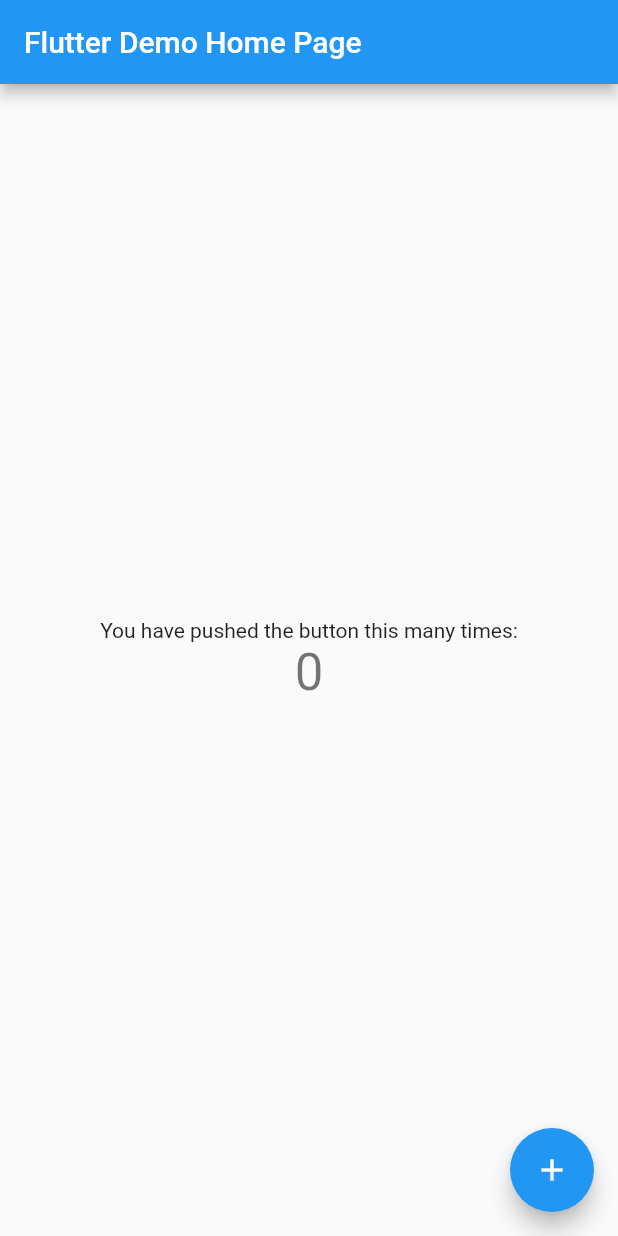
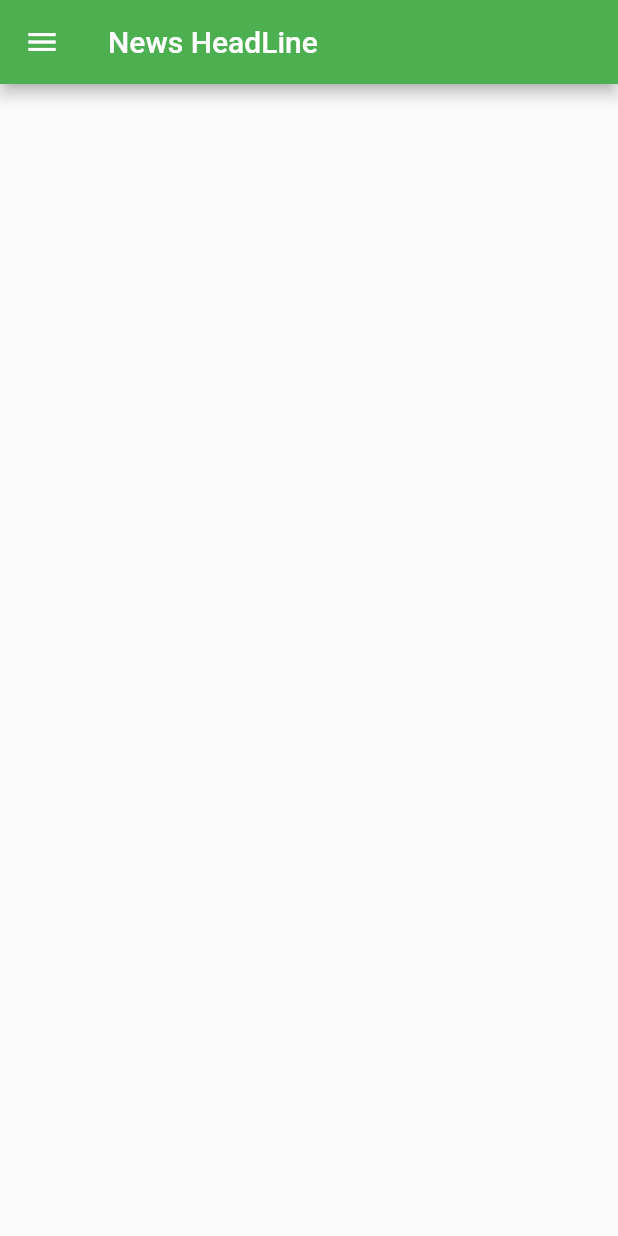
Before and after one commit to renatorv/news, a Flutter app: the screen it shows after launch, on a phone screen of 412 x 824 dp. Run offline on Flutter 3.47's test engine with Material 2 defaults, Android fonts, the phone set to English and light mode, and no system bars; our stand-ins replace dio, get; generated files the repository leaves out were written again.

Commit message:
desenhada telas iniciais

```diff
--- /dev/null
+++ b/lib/core/repository/news_repository.dart
@@ -0,0 +1,6 @@
+import 'package:news_impl/core/model/article.dart';
+
+abstract class NewsRepository {
+  Future<List<Article>> getNewsHeadline();
+  Future<List<Article>> getSearchNews(String query);
+}
--- /dev/null
+++ b/lib/core/widgets/drawer.dart
@@ -0,0 +1,29 @@
+import 'package:flutter/material.dart';
+import 'package:get/get.dart';
+
+getAppDrawer() {
+  return Drawer(
+    child: ListView(
+      children: [
+        ListTile(
+          title: Text('News HeadLine'),
+          onTap: () {
+            Get.toNamed('/news_headline');
+          },
+          leading: Icon(
+            Icons.contact_page_outlined,
+          ),
+        ),
+        ListTile(
+          title: Text('Search News'),
+          onTap: () {
+            Get.toNamed('/search_news');
+          },
+          leading: Icon(
+            Icons.search,
+          ),
+        ),
+      ],
+    ),
+  );
+}
--- /dev/null
+++ b/lib/feature/news_headline/view/news_headline_view.dart
@@ -0,0 +1,15 @@
+import 'package:flutter/material.dart';
+import 'package:news_impl/core/widgets/drawer.dart';
+
+class NewsHeadlineView extends StatelessWidget {
+  @override
+  Widget build(BuildContext context) {
+    return Scaffold(
+      appBar: AppBar(
+        title: Text('News HeadLine'),
+      ),
+      drawer: getAppDrawer(),
+      body: Container(),
+    );
+  }
+}
--- a/lib/main.dart
+++ b/lib/main.dart
@@ -1,121 +1,36 @@
 import 'package:flutter/material.dart';
+import 'package:get/get.dart';
+import 'package:news_impl/feature/news_headline/view/news_headline_view.dart';
+import 'package:news_impl/feature/search_news/view/search_news_view.dart';
 
 void main() {
   runApp(MyApp());
 }
 
 class MyApp extends StatelessWidget {
-  // This widget is the root of your application.
   @override
   Widget build(BuildContext context) {
-    return MaterialApp(
-      title: 'Flutter Demo',
+    return GetMaterialApp(
+      title: 'News App',
       theme: ThemeData(
-        // This is the theme of your application.
-        //
-        // Try running your application with "flutter run". You'll see the
-        // application has a blue toolbar. Then, without quitting the app, try
-        // changing the primarySwatch below to Colors.green and then invoke
-        // "hot reload" (press "r" in the console where you ran "flutter run",
-        // or simply save your changes to "hot reload" in a Flutter IDE).
-        // Notice that the counter didn't reset back to zero; the application
-        // is not restarted.
-        primarySwatch: Colors.blue,
-        // This makes the visual density adapt to the platform that you run
-        // the app on. For desktop platforms, the controls will be smaller and
-        // closer together (more dense) than on mobile platforms.
+        primarySwatch: Colors.green,
         visualDensity: VisualDensity.adaptivePlatformDensity,
       ),
-      home: MyHomePage(title: 'Flutter Demo Home Page'),
-    );
-  }
-}
-
-class MyHomePage extends StatefulWidget {
-  MyHomePage({Key key, this.title}) : super(key: key);
-
-  // This widget is the home page of your application. It is stateful, meaning
-  // that it has a State object (defined below) that contains fields that affect
-  // how it looks.
-
-  // This class is the configuration for the state. It holds the values (in this
-  // case the title) provided by the parent (in this case the App widget) and
-  // used by the build method of the State. Fields in a Widget subclass are
-  // always marked "final".
-
-  final String title;
-
-  @override
-  _MyHomePageState createState() => _MyHomePageState();
-}
-
-class _MyHomePageState extends State<MyHomePage> {
-  int _counter = 0;
-
-  void _incrementCounter() {
-    setState(() {
-      // This call to setState tells the Flutter framework that something has
-      // changed in this State, which causes it to rerun the build method below
-      // so that the display can reflect the updated values. If we changed
-      // _counter without calling setState(), then the build method would not be
-      // called again, and so nothing would appear to happen.
-      _counter++;
-    });
-  }
-
-  @override
-  Widget build(BuildContext context) {
-    // This method is rerun every time setState is called, for instance as done
-    // by the _incrementCounter method above.
-    //
-    // The Flutter framework has been optimized to make rerunning build methods
-    // fast, so that you can just rebuild anything that needs updating rather
-    // than having to individually change instances of widgets.
-    return Scaffold(
-      appBar: AppBar(
-        // Here we take the value from the MyHomePage object that was created by
-        // the App.build method, and use it to set our appbar title.
-        title: Text(widget.title),
-      ),
-      body: Center(
-        // Center is a layout widget. It takes a single child and positions it
-        // in the middle of the parent.
-        child: Column(
-          // Column is also a layout widget. It takes a list of children and
-          // arranges them vertically. By default, it sizes itself to fit its
-          // children horizontally, and tries to be as tall as its parent.
-          //
-          // Invoke "debug painting" (press "p" in the console, choose the
-          // "Toggle Debug Paint" action from the Flutter Inspector in Android
-          // Studio, or the "Toggle Debug Paint" command in Visual Studio Code)
-          // to see the wireframe for each widget.
-          //
-          // Column has various properties to control how it sizes itself and
-          // how it positions its children. Here we use mainAxisAlignment to
-          // center the children vertically; the main axis here is the vertical
-          // axis because Columns are vertical (the cross axis would be
-          // horizontal).
-          mainAxisAlignment: MainAxisAlignment.center,
-          children: <Widget>[
-            Text(
-              'You have pushed the button this many times:',
-            ),
-            Text(
-              '$_counter',
-              style: Theme.of(context).textTheme.headline4,
-            ),
-          ],
+      getPages: [
+        GetPage(
+          name: '/news_headline',
+          page: () => NewsHeadlineView(),
         ),
-      ),
-      floatingActionButton: FloatingActionButton(
-        onPressed: _incrementCounter,
-        tooltip: 'Increment',
-        child: Icon(Icons.add),
-      ), // This trailing comma makes auto-formatting nicer for build methods.
+        GetPage(
+          name: '/search_news',
+          page: () => SearchNewsView(),
+        ),
+      ],
+      initialRoute: '/news_headline',
     );
   }
 }
 
 // 456770a34610482dac9d5679c958246c
 // https://www.youtube.com/watch?v=tNGfVp4KY2g&t=156s
-// 19 minutos
+// 50 minutos
--- a/lib/services/http_service_impl.dart
+++ b/lib/services/http_service_impl.dart
@@ -32,7 +32,8 @@ class HttpServiceImpl implements HttpService {
         },
         onResponse: (response) {
           print(
-              '${response.statusCode} ${response.statusMessage} ${response.data}');
+            '${response.statusCode} ${response.statusMessage} ${response.data}',
+          );
         },
       ),
     );
@@ -48,5 +49,6 @@ class HttpServiceImpl implements HttpService {
         },
       ),
     );
+    initializeInterceptors();
   }
 }
```
Also changed, not shown: lib/core/model/article.dart (added, +37 -0 lines), lib/core/model/news_response_model.dart (added, +21 -0 lines), lib/core/repository/news_impl.dart (added, +44 -0 lines), lib/feature/search_news/view/search_news_view.dart (added, +15 -0 lines), lib/core/model/article.g.dart (added), lib/core/model/news_response_model.g.dart (added).
